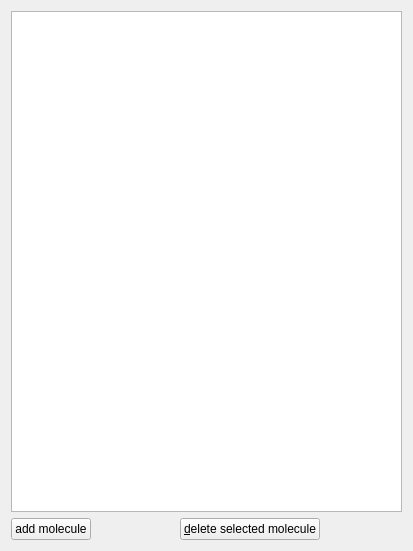
Above: ui/molWidget.ui from haskelladdict/mcellGUI before the change. Below: the same form after it.
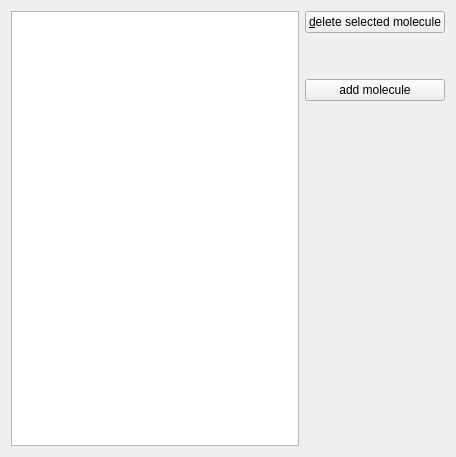
That is the form after the change.

Commit message: Completely reworked UI for reaction widget.

Patch:
```diff
--- a/ui/molWidget.ui
+++ b/ui/molWidget.ui
@@ -6,16 +6,19 @@
    <rect>
     <x>0</x>
     <y>0</y>
-    <width>413</width>
-    <height>551</height>
+    <width>456</width>
+    <height>457</height>
    </rect>
   </property>
   <property name="windowTitle">
    <string>Form</string>
   </property>
-  <layout class="QVBoxLayout" name="verticalLayout">
+  <layout class="QHBoxLayout" name="horizontalLayout">
    <item>
     <widget class="QTableView" name="molTableView">
+     <property name="sizeAdjustPolicy">
+      <enum>QAbstractScrollArea::AdjustToContentsOnFirstShow</enum>
+     </property>
      <property name="selectionMode">
       <enum>QAbstractItemView::ExtendedSelection</enum>
      </property>
@@ -25,7 +28,32 @@
     </widget>
    </item>
    <item>
-    <layout class="QHBoxLayout" name="horizontalLayout_2">
+    <layout class="QVBoxLayout" name="verticalLayout_2">
+     <item>
+      <layout class="QVBoxLayout" name="verticalLayout">
+       <item>
+        <widget class="QPushButton" name="deleteMolButton">
+         <property name="text">
+          <string>&amp;delete selected molecule</string>
+         </property>
+        </widget>
+       </item>
+       <item>
+        <spacer name="verticalSpacer">
+         <property name="orientation">
+          <enum>Qt::Vertical</enum>
+         </property>
+         <property name="sizeType">
+          <enum>QSizePolicy::Minimum</enum>
+         </property>
+         <property name="sizeHint" stdset="0">
+          <size>
+           <width>20</width>
+           <height>40</height>
+          </size>
+         </property>
+        </spacer>
+       </item>
      <item>
       <widget class="QPushButton" name="addMolButton">
        <property name="text">
@@ -36,35 +64,17 @@
        </property>
       </widget>
      </item>
-     <item>
-      <spacer name="horizontalSpacer">
-       <property name="orientation">
-        <enum>Qt::Horizontal</enum>
-       </property>
-       <property name="sizeHint" stdset="0">
-        <size>
-         <width>40</width>
-         <height>20</height>
-        </size>
-       </property>
-      </spacer>
+      </layout>
      </item>
      <item>
-      <widget class="QPushButton" name="deleteMolButton">
-       <property name="text">
-        <string>&amp;delete selected molecule</string>
-       </property>
-      </widget>
-     </item>
-     <item>
-      <spacer name="horizontalSpacer_2">
+      <spacer name="verticalSpacer_2">
        <property name="orientation">
-        <enum>Qt::Horizontal</enum>
+        <enum>Qt::Vertical</enum>
        </property>
        <property name="sizeHint" stdset="0">
         <size>
-         <width>40</width>
-         <height>20</height>
+         <width>20</width>
+         <height>40</height>
         </size>
        </property>
       </spacer>
```
Lines whose indentation alone changed are shown as unchanged. The commit also changes 3 other files.
